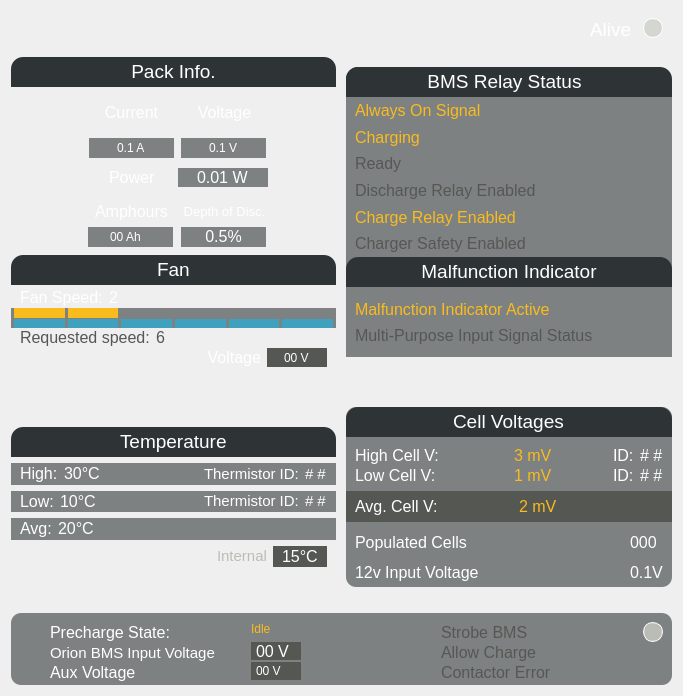
Before: the Qt Designer form src/ViewLayer/DebugDisplay/BatteryPage/BatteryUi/BatteryUi.ui in UCSolarCarTeam/Epsilon-Dashboard, drawn with Qt 5.
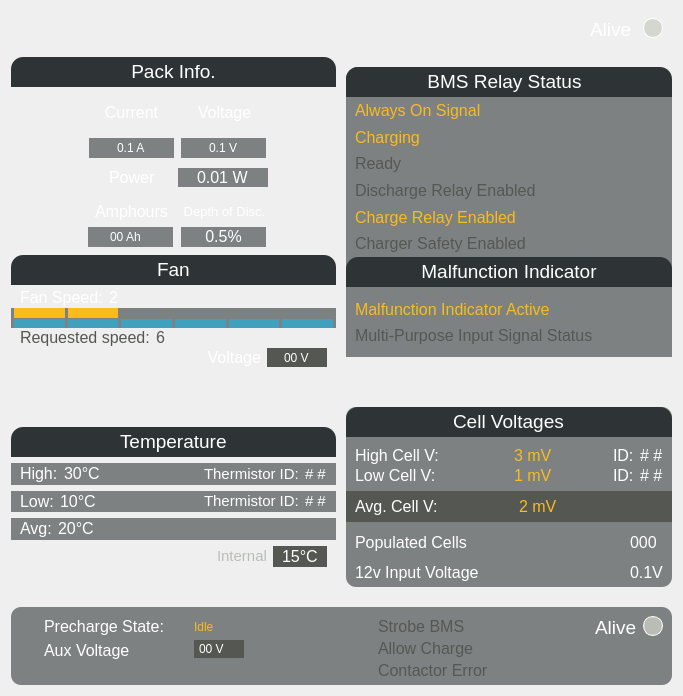
After: the same form once the commit is applied.

Commit message: add Active label and update signals recieved from aux bms presenter

What changed in the file:
```diff
--- a/src/ViewLayer/DebugDisplay/BatteryPage/BatteryUi/BatteryUi.ui
+++ b/src/ViewLayer/DebugDisplay/BatteryPage/BatteryUi/BatteryUi.ui
@@ -2533,93 +2533,20 @@
          <property name="leftMargin">
           <number>9</number>
          </property>
-         <item row="1" column="0">
-          <widget class="QLabel" name="label_2">
-           <property name="sizePolicy">
-            <sizepolicy hsizetype="Fixed" vsizetype="Preferred">
-             <horstretch>0</horstretch>
-             <verstretch>0</verstretch>
-            </sizepolicy>
-           </property>
-           <property name="minimumSize">
-            <size>
-             <width>0</width>
-             <height>22</height>
-            </size>
-           </property>
-           <property name="text">
-            <string>&lt;html&gt;&lt;head/&gt;&lt;body&gt;&lt;p&gt;&lt;span style=&quot; font-size:11pt; color:#ffffff;&quot;&gt;Orion BMS Input Voltage&lt;/span&gt;&lt;/p&gt;&lt;/body&gt;&lt;/html&gt;</string>
-           </property>
-          </widget>
-         </item>
-         <item row="1" column="1">
-          <widget class="QWidget" name="widget_13" native="true">
-           <property name="sizePolicy">
-            <sizepolicy hsizetype="Fixed" vsizetype="Fixed">
-             <horstretch>0</horstretch>
-             <verstretch>0</verstretch>
-            </sizepolicy>
-           </property>
-           <property name="minimumSize">
-            <size>
-             <width>50</width>
-             <height>18</height>
-            </size>
-           </property>
-           <property name="styleSheet">
-            <string notr="true">background-color: rgb(85, 87, 83);</string>
-           </property>
-           <layout class="QVBoxLayout" name="verticalLayout_7">
-            <property name="leftMargin">
-             <number>5</number>
-            </property>
-            <property name="topMargin">
-             <number>0</number>
-            </property>
-            <property name="rightMargin">
-             <number>0</number>
-            </property>
-            <property name="bottomMargin">
-             <number>0</number>
-            </property>
-            <item alignment="Qt::AlignLeft">
-             <widget class="QLabel" name="orionBMSInputVoltageLabel">
-              <property name="sizePolicy">
-               <sizepolicy hsizetype="Preferred" vsizetype="Preferred">
-                <horstretch>0</horstretch>
-                <verstretch>0</verstretch>
-               </sizepolicy>
-              </property>
-              <property name="minimumSize">
-               <size>
-                <width>0</width>
-                <height>0</height>
-               </size>
-              </property>
-              <property name="font">
-               <font>
-                <family>Arial</family>
-                <pointsize>12</pointsize>
-                <weight>50</weight>
-                <italic>false</italic>
-                <bold>false</bold>
-               </font>
-              </property>
-              <property name="styleSheet">
-               <string notr="true">background: transparent;
-font:12pt &quot;Arial&quot;;
-color:white;</string>
-              </property>
-              <property name="text">
-               <string>&lt;html&gt;&lt;head/&gt;&lt;body&gt;&lt;p&gt;&lt;span style=&quot; color:#ffffff;&quot;&gt;00 V&lt;/span&gt;&lt;/p&gt;&lt;/body&gt;&lt;/html&gt;</string>
-              </property>
-             </widget>
-            </item>
-           </layout>
-          </widget>
-         </item>
          <item row="0" column="1">
           <widget class="QLabel" name="prechargeStateLabel">
+           <property name="sizePolicy">
+            <sizepolicy hsizetype="Preferred" vsizetype="Ignored">
+             <horstretch>0</horstretch>
+             <verstretch>0</verstretch>
+            </sizepolicy>
+           </property>
+           <property name="minimumSize">
+            <size>
+             <width>0</width>
+             <height>22</height>
+            </size>
+           </property>
            <property name="styleSheet">
             <string notr="true">background: transparent;
 color: rgb(250, 187, 28);
@@ -2630,7 +2557,7 @@
            </property>
           </widget>
          </item>
-         <item row="2" column="1">
+         <item row="1" column="1">
           <widget class="QWidget" name="widget_12" native="true">
            <property name="sizePolicy">
             <sizepolicy hsizetype="Fixed" vsizetype="Preferred">
@@ -2681,7 +2608,7 @@
            </layout>
           </widget>
          </item>
-         <item row="2" column="0">
+         <item row="1" column="0">
           <widget class="QLabel" name="label_3">
            <property name="minimumSize">
             <size>
@@ -2716,13 +2643,29 @@
            </property>
           </widget>
          </item>
+         <item row="2" column="0">
+          <spacer name="verticalSpacer_3">
+           <property name="orientation">
+            <enum>Qt::Vertical</enum>
+           </property>
+           <property name="sizeType">
+            <enum>QSizePolicy::Fixed</enum>
+           </property>
+           <property name="sizeHint" stdset="0">
+            <size>
+             <width>20</width>
+             <height>40</height>
+            </size>
+           </property>
+          </spacer>
+         </item>
         </layout>
        </widget>
       </item>
       <item>
        <widget class="QWidget" name="widget_7" native="true">
         <layout class="QGridLayout" name="gridLayout_3">
-         <item row="0" column="2">
+         <item row="0" column="4">
           <widget class="QWidget" name="auxBmsAliveWidget" native="true">
            <property name="sizePolicy">
             <sizepolicy hsizetype="Fixed" vsizetype="Fixed">
@@ -2776,7 +2719,7 @@
            </property>
           </widget>
          </item>
-         <item row="2" column="1">
+         <item row="3" column="1">
           <widget class="QLabel" name="contactorErrorLabel">
            <property name="minimumSize">
             <size>
@@ -2792,7 +2735,7 @@
            </property>
           </widget>
          </item>
-         <item row="1" column="1">
+         <item row="2" column="1">
           <widget class="QLabel" name="allowChargeLabel">
            <property name="minimumSize">
             <size>
@@ -2808,6 +2751,41 @@
            </property>
           </widget>
          </item>
+         <item row="0" column="3">
+          <widget class="QLabel" name="label_2">
+           <property name="sizePolicy">
+            <sizepolicy hsizetype="Preferred" vsizetype="Fixed">
+             <horstretch>0</horstretch>
+             <verstretch>0</verstretch>
+            </sizepolicy>
+           </property>
+           <property name="minimumSize">
+            <size>
+             <width>0</width>
+             <height>20</height>
+            </size>
+           </property>
+           <property name="text">
+            <string>&lt;html&gt;&lt;head/&gt;&lt;body&gt;&lt;p&gt;&lt;span style=&quot; font-size:14pt; color:#ffffff;&quot;&gt;Alive&lt;/span&gt;&lt;/p&gt;&lt;/body&gt;&lt;/html&gt;</string>
+           </property>
+          </widget>
+         </item>
+         <item row="0" column="2">
+          <spacer name="horizontalSpacer_2">
+           <property name="orientation">
+            <enum>Qt::Horizontal</enum>
+           </property>
+           <property name="sizeType">
+            <enum>QSizePolicy::Fixed</enum>
+           </property>
+           <property name="sizeHint" stdset="0">
+            <size>
+             <width>100</width>
+             <height>20</height>
+            </size>
+           </property>
+          </spacer>
+         </item>
         </layout>
        </widget>
       </item>
```
The commit also changes 1 other file.
